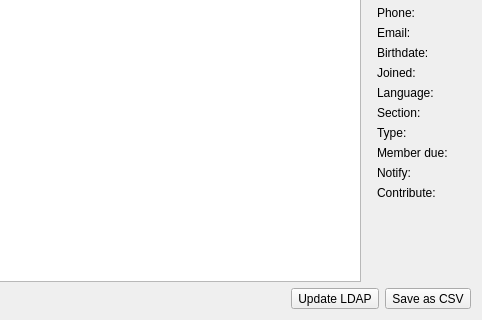
Before: the Qt Designer form forms/userlist.ui in LukyLuke/PiTres, drawn with Qt 5; both pictures show x 325 to 807 and y 173 to 493 of the 807 by 493 pixel window.
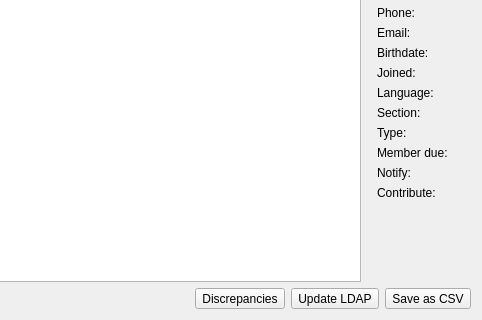
After: the same form once the commit is applied. Icons and pictures are not drawn.

Commit message: Initial missin people form and functions

Diff of the .ui file:
```diff
--- a/forms/userlist.ui
+++ b/forms/userlist.ui
@@ -346,6 +346,26 @@
        </property>
       </spacer>
      </item>
+     <item>
+      <widget class="QToolButton" name="btnFindMissing">
+       <property name="text">
+        <string>Discrepancies</string>
+       </property>
+       <property name="icon">
+        <iconset resource="../PiTres.qrc">
+         <normaloff>:/icons/resources/icons/adjust_members.png</normaloff>:/icons/resources/icons/adjust_members.png</iconset>
+       </property>
+       <property name="iconSize">
+        <size>
+         <width>32</width>
+         <height>32</height>
+        </size>
+       </property>
+       <property name="toolButtonStyle">
+        <enum>Qt::ToolButtonTextUnderIcon</enum>
+       </property>
+      </widget>
+     </item>
      <item>
       <widget class="QToolButton" name="btnLdap">
        <property name="text">
```
The commit also changes 4 other files.
